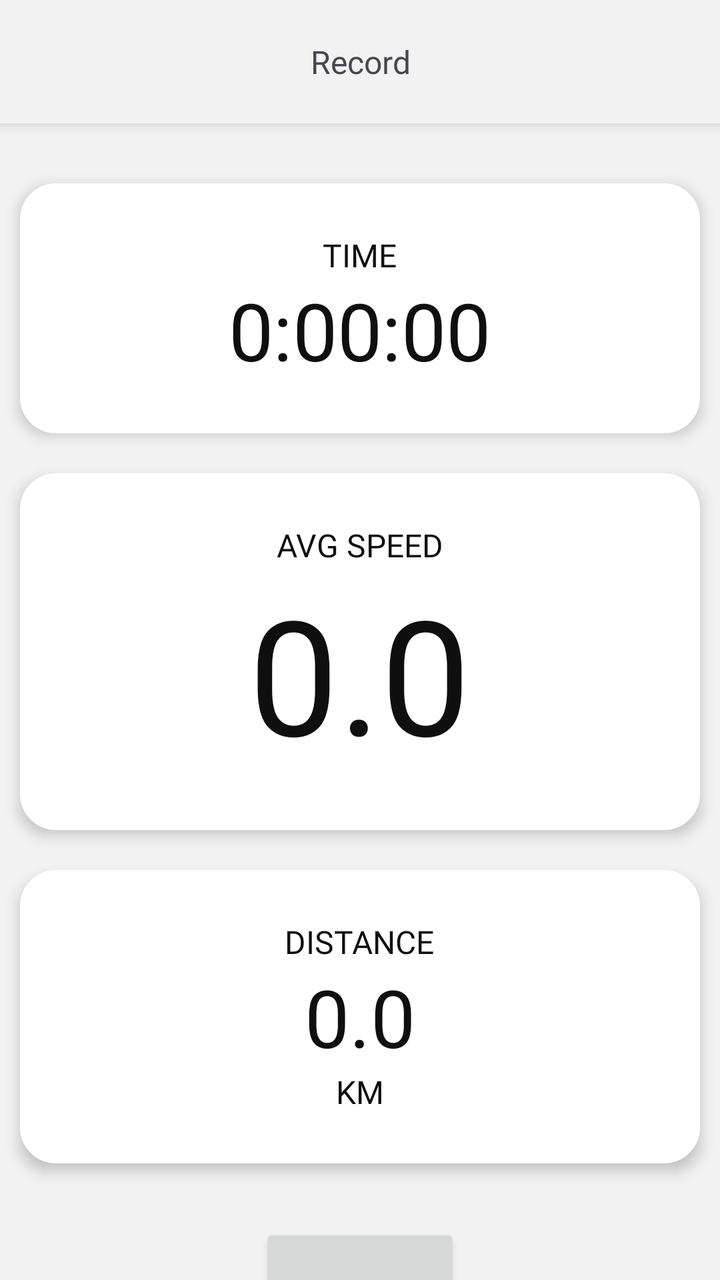
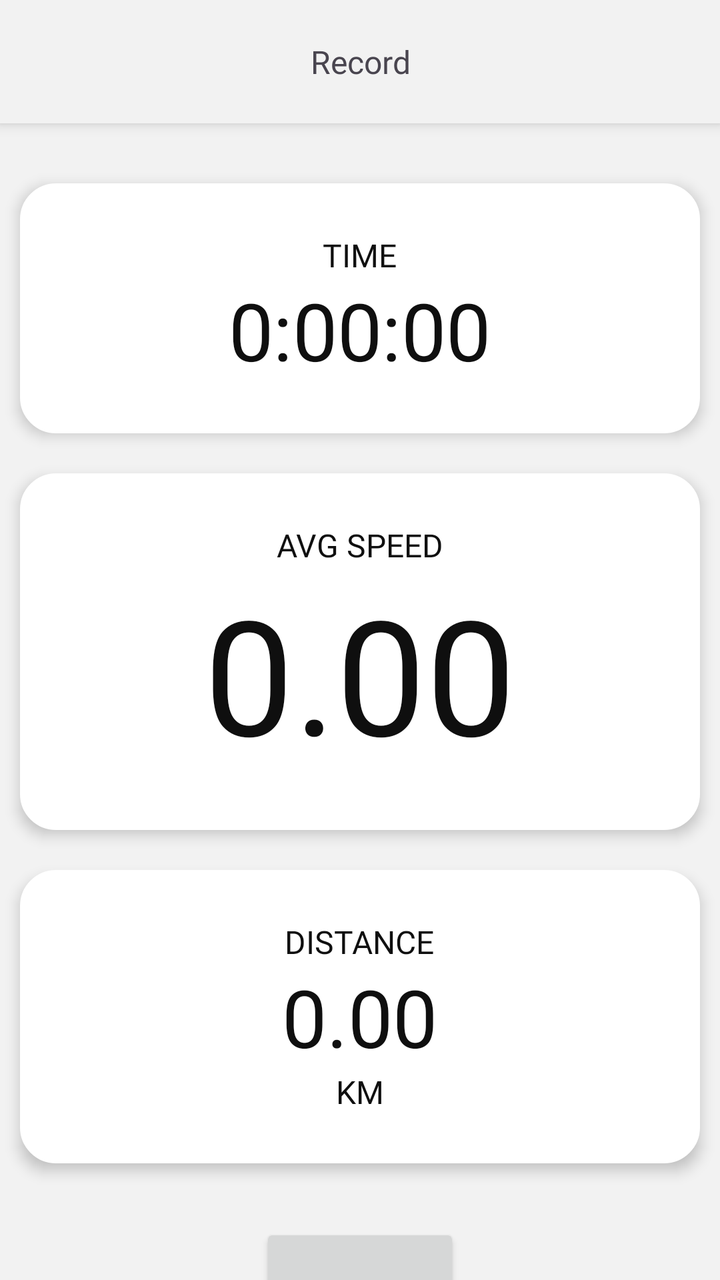

Screens rendered from an Android XML layout before and after an edit, with the pre-edit source and the edit as a unified diff.
<!-- AndroidManifest.xml: application theme Theme.StepSync -->
<!-- res/layout/fragment_record.xml -->
<?xml version="1.0" encoding="utf-8"?>
<LinearLayout xmlns:android="http://schemas.android.com/apk/res/android"
    xmlns:app="http://schemas.android.com/apk/res-auto"
    android:orientation="vertical"
    android:layout_width="match_parent"
    android:layout_height="match_parent"
    android:background="@drawable/gradient_drawable">

    <LinearLayout
        android:layout_width="match_parent"
        android:layout_height="wrap_content"
        android:layout_gravity="center"
        android:orientation="horizontal"
        android:padding="20sp"
        android:background="@drawable/header_drawable"
        android:layout_marginBottom="20sp"
        android:elevation="4sp">

        <TextView
            android:layout_width="match_parent"
            android:layout_height="wrap_content"
            android:text="Record"
            android:textSize="16sp"
            android:fontFamily="@font/f42dotsans_extrabold"
            android:textAlignment="center" />
    </LinearLayout>

    <LinearLayout
        android:layout_width="match_parent"
        android:layout_height="wrap_content"
        android:orientation="vertical"
        android:layout_margin="10sp"
        android:layout_gravity="center"
        android:paddingVertical="25sp"
        android:background="@drawable/placeholder_drawable"
        android:elevation="4sp">

        <TextView
            android:fontFamily="@font/f42dotsans_regular"

            android:layout_width="wrap_content"
            android:layout_height="wrap_content"
            android:text="TIME"
            android:textColor="#0f0f0f"
            android:elevation="4sp"
            android:layout_gravity="center"
            android:textSize="16sp" />

        <TextView
            android:fontFamily="@font/f42dotsans_extrabold"
            android:layout_width="wrap_content"
            android:layout_height="wrap_content"
            android:text="0:00:00"
            android:textColor="#0f0f0f"
            android:elevation="4sp"
            android:layout_gravity="center"
            android:textSize="40sp" />

    </LinearLayout>

    <LinearLayout
        android:layout_width="match_parent"
        android:layout_height="wrap_content"
        android:orientation="vertical"
        android:layout_margin="10sp"
        android:layout_gravity="center"
        android:paddingVertical="25sp"
        android:background="@drawable/placeholder_drawable"
        android:elevation="4sp">

        <TextView
            android:fontFamily="@font/f42dotsans_regular"

            android:layout_width="wrap_content"
            android:layout_height="wrap_content"
            android:text="AVG SPEED"
            android:textColor="#0f0f0f"
            android:elevation="4sp"
            android:layout_gravity="center"
            android:textSize="16sp" />

        <TextView
            android:fontFamily="@font/f42dotsans_extrabold"
            android:layout_width="wrap_content"
            android:layout_height="wrap_content"
            android:text="0.0"
            android:textColor="#0f0f0f"
            android:elevation="4sp"
            android:layout_gravity="center"
            android:textSize="80sp" />

    </LinearLayout>

    <LinearLayout
        android:layout_width="match_parent"
        android:layout_height="wrap_content"
        android:orientation="vertical"
        android:layout_margin="10sp"
        android:layout_gravity="center"
        android:paddingVertical="25sp"
        android:background="@drawable/placeholder_drawable"
        android:elevation="4sp">

        <TextView
            android:fontFamily="@font/f42dotsans_regular"
            android:layout_width="wrap_content"
            android:layout_height="wrap_content"
            android:text="DISTANCE"
            android:textColor="#0f0f0f"
            android:elevation="4sp"
            android:layout_gravity="center"
            android:textSize="16sp" />

        <TextView
            android:fontFamily="@font/f42dotsans_extrabold"
            android:layout_width="wrap_content"
            android:layout_height="wrap_content"
            android:text="0.0"
            android:textColor="#0f0f0f"
            android:elevation="4sp"
            android:layout_gravity="center"
            android:textSize="40sp" />

        <TextView
            android:fontFamily="@font/f42dotsans_regular"
            android:layout_width="wrap_content"
            android:layout_height="wrap_content"
            android:text="KM"
            android:textColor="#0f0f0f"
            android:elevation="4sp"
            android:layout_gravity="center"
            android:textSize="16sp" />

    </LinearLayout>

    <Button
        android:id="@+id/button_record"
        android:layout_marginVertical="20dp"
        android:layout_width="100dp"
        android:layout_height="80dp"
        android:layout_gravity="center"
        android:text="START"/>

    <Space
        android:layout_width="0sp"
        android:layout_height="0sp"
        android:layout_weight="1" />


</LinearLayout>
<!-- resources referenced by this layout -->
<resources>
  <!-- drawable gradient_drawable (drawable) -->
  <?xml version = "1.0" encoding = "utf-8" ?>
  <shape
      android:shape = "rectangle"
      xmlns:android = "http://schemas.android.com/apk/res/android" >
  
      <gradient
          android:startColor = "#F2F2F2"
          android:centerColor="#F2F2F2"
          android:endColor = "#F2F2F2"
          android:angle = "1"
          android:type = "linear"/>
  
  
  
  
  
  
  
  </shape>
  <!-- drawable header_drawable (drawable) -->
  <?xml version="1.0" encoding="UTF-8"?>
  <shape xmlns:android="http://schemas.android.com/apk/res/android">
  
      <stroke android:width="4dp"
          android:color="#f2f2f2"/>
  
      <solid android:color="#f2f2f2"/>
  
      <padding android:left="1dp"
          android:top="1dp"
          android:right="1dp"
          android:bottom="1dp"/>
  </shape>
  <!-- drawable placeholder_drawable (drawable) -->
  <?xml version="1.0" encoding="UTF-8"?>
  <shape xmlns:android="http://schemas.android.com/apk/res/android">
  
      <stroke android:width="4dp"
          android:color="#ffffff"/>
  
      <solid android:color="#ffffff"/>
  
      <padding android:left="1dp"
          android:top="1dp"
          android:right="1dp"
          android:bottom="1dp"/>
  
      <corners android:radius="16dp" />
  </shape>
  <style name="Theme.StepSync" parent="android:Theme.Material.Light.NoActionBar" />
</resources>

<!-- the commit's change to res/layout/fragment_record.xml (unified diff, before → after) -->
@@ -47,6 +47,7 @@
             android:textSize="16sp" />
 
         <TextView
+            android:id="@+id/text_time"
             android:fontFamily="@font/f42dotsans_extrabold"
             android:layout_width="wrap_content"
             android:layout_height="wrap_content"
@@ -80,10 +81,11 @@
             android:textSize="16sp" />
 
         <TextView
+            android:id="@+id/text_avgspeed"
             android:fontFamily="@font/f42dotsans_extrabold"
             android:layout_width="wrap_content"
             android:layout_height="wrap_content"
-            android:text="0.0"
+            android:text="0.00"
             android:textColor="#0f0f0f"
             android:elevation="4sp"
             android:layout_gravity="center"
@@ -112,10 +114,11 @@
             android:textSize="16sp" />
 
         <TextView
+            android:id="@+id/text_distance"
             android:fontFamily="@font/f42dotsans_extrabold"
             android:layout_width="wrap_content"
             android:layout_height="wrap_content"
-            android:text="0.0"
+            android:text="0.00"
             android:textColor="#0f0f0f"
             android:elevation="4sp"
             android:layout_gravity="center"
